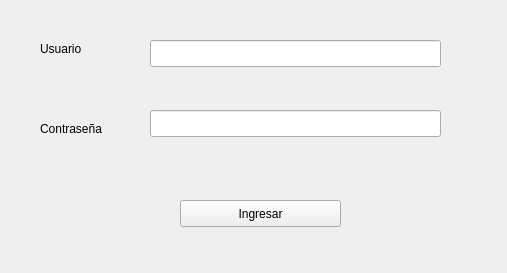
First picture: the form in registra.ui, repository jandy92/ProyectoTallerCine, before the edit.
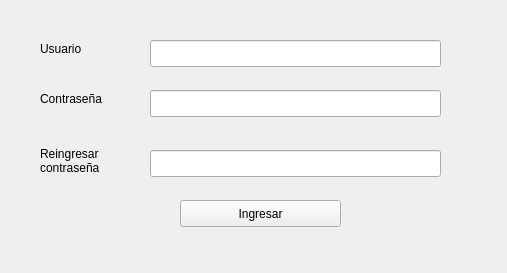
Second picture: the form after the edit.

What changed in the file:
```diff
--- a/registra.ui
+++ b/registra.ui
@@ -30,7 +30,7 @@
    <property name="geometry">
     <rect>
      <x>40</x>
-     <y>120</y>
+     <y>90</y>
      <width>81</width>
      <height>17</height>
     </rect>
@@ -53,7 +53,7 @@
    <property name="geometry">
     <rect>
      <x>150</x>
-     <y>110</y>
+     <y>90</y>
      <width>291</width>
      <height>27</height>
     </rect>
@@ -72,6 +72,30 @@
     <string>Ingresar</string>
    </property>
   </widget>
+  <widget class="QLabel" name="contrasea_2">
+   <property name="geometry">
+    <rect>
+     <x>40</x>
+     <y>140</y>
+     <width>81</width>
+     <height>41</height>
+    </rect>
+   </property>
+   <property name="text">
+    <string>Reingresar
+contraseña</string>
+   </property>
+  </widget>
+  <widget class="QLineEdit" name="nueva_contrasea2_in">
+   <property name="geometry">
+    <rect>
+     <x>150</x>
+     <y>150</y>
+     <width>291</width>
+     <height>27</height>
+    </rect>
+   </property>
+  </widget>
  </widget>
  <resources/>
  <connections/>
```
Left out of the diff: 2 changed lines with no effect on the pictures.
